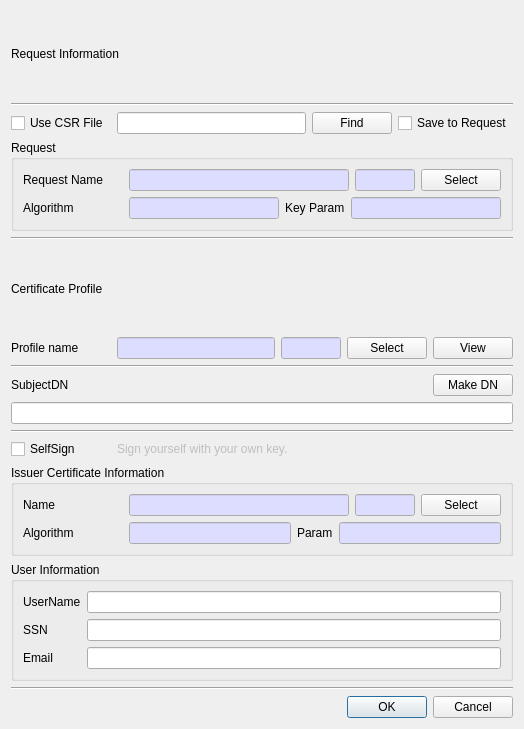
The window that CertMan/make_cert_dlg.ui (jykim74/CertMan) describes before a commit, drawn with Qt 5.
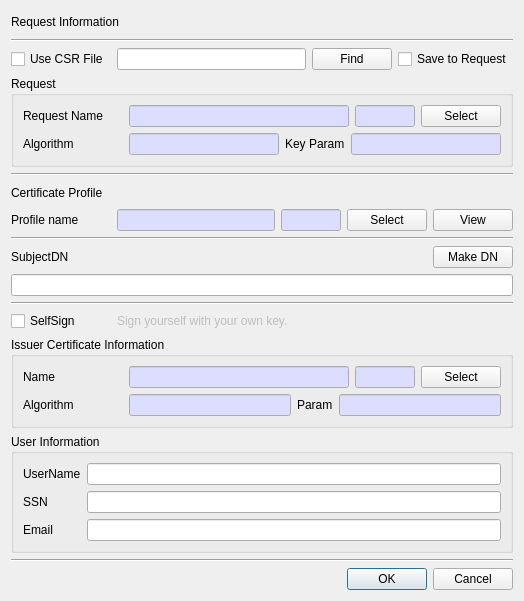
The same window after the commit.

The edit to the form file:
```diff
--- a/CertMan/make_cert_dlg.ui
+++ b/CertMan/make_cert_dlg.ui
@@ -7,7 +7,7 @@
     <x>0</x>
     <y>0</y>
     <width>524</width>
-    <height>729</height>
+    <height>601</height>
    </rect>
   </property>
   <property name="windowTitle">
```
Left out of the diff: 15 changed lines with no effect on the pictures.
